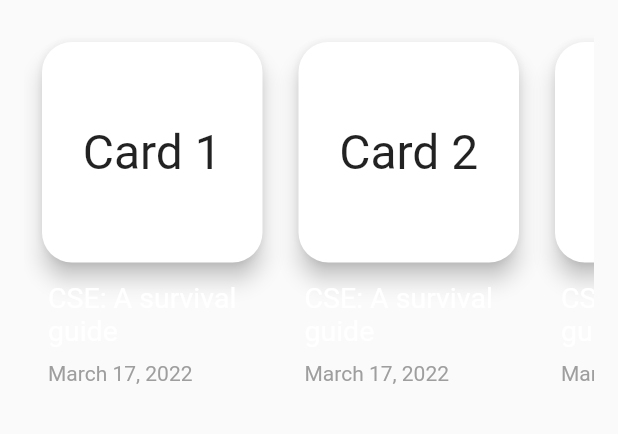
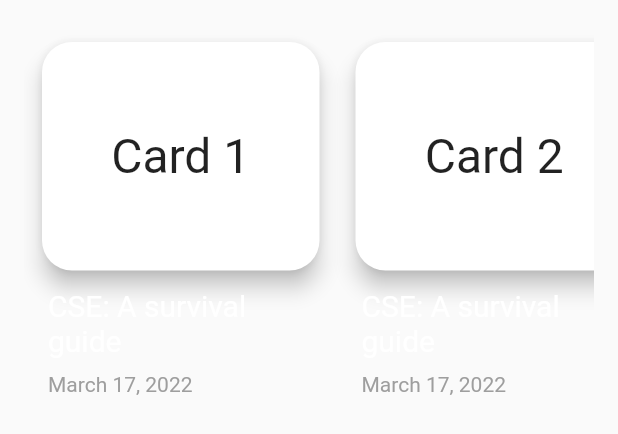
Before and after one commit to TheCraftOfCode/amrita_events_flutter, a Flutter app: the HorizontalPageView widget shown alone on an empty page, opened directly, on a phone screen of 412 x 824 dp. Shown: the top 434 px of the screen. Run offline on Flutter 3.47's test engine with Material 2 defaults, Android fonts, the phone set to English and light mode, and no system bars; drawn by our look-alikes of auto_size_text; our stand-ins replace flutter_svg, font_awesome_flutter, google_fonts, smooth_page_indicator; missing offline and left inert: morphable_shape.

Commit message:
Changed home page design to avoid overflow in all dimensions

```diff
--- a/lib/screens/events_home.dart
+++ b/lib/screens/events_home.dart
@@ -2,7 +2,6 @@ import 'package:amrita_events_flutter/utils/colors.dart' as colors;
 import 'package:amrita_events_flutter/widgets/custom_sliver_widget.dart';
 import 'package:amrita_events_flutter/widgets/starred_card.dart';
 import 'package:amrita_events_flutter/widgets/top_bar_widget.dart';
-import 'package:auto_size_text/auto_size_text.dart';
 import 'package:flutter/material.dart';
 import 'package:google_fonts/google_fonts.dart';
 
@@ -36,15 +35,42 @@ class _EventsHomeState extends State<EventsHome> {
   Widget build(BuildContext context) {
     return Scaffold(
       backgroundColor: colors.scaffoldColor,
-      body: CustomSliverView(
+      body: const CustomSliverView(
         columnList: [
-          const TopBarWidget(
+          TopBarWidget(
             icon: Icons.home_outlined,
             title: 'Events',
           ),
-          widget.yesEvents == false
-              ? const YesEventsWidget()
-              : const NoEventsWidget()
+          HorizontalPageView(),
+          HorizontalPageView(),
+          StarCard(
+            date: 'title',
+            time: 'time',
+            eventName: 'title',
+          ),
+          StarCard(
+            date: 'title',
+            time: 'time',
+            eventName: 'title',
+          ),
+          StarCard(
+            date: 'title',
+            time: 'time',
+            eventName: 'title',
+          ),
+          StarCard(
+            date: 'title',
+            time: 'time',
+            eventName: 'title',
+          ),
+          StarCard(
+            date: 'title',
+            time: 'time',
+            eventName: 'title',
+          ),
+          // widget.yesEvents == false
+          //     ? const YesEventsWidget()
+          //     : const NoEventsWidget()
         ],
       ),
     );
@@ -65,26 +91,22 @@ class _HorizontalPageViewState extends State<HorizontalPageView> {
   @override
   Widget build(BuildContext context) {
     return SizedBox(
-      height: 280, // card height
+      height: (MediaQuery.of(context).size.height * 0.7) / 2,
       child: Padding(
         padding: const EdgeInsets.all(16.0),
         child: PageView.builder(
           padEnds: false,
           itemCount: 10,
-          controller: PageController(viewportFraction: 0.45),
+          controller: PageController(viewportFraction: 0.55),
           onPageChanged: (int index) => setState(() => _index = index),
           itemBuilder: (_, i) {
             return Padding(
               padding: const EdgeInsets.all(8.0),
-              child: LayoutBuilder(
-                builder: (context, constraints) {
-                  return Column(
+              child: Column(
                 mainAxisAlignment: MainAxisAlignment.start,
                 crossAxisAlignment: CrossAxisAlignment.start,
                 children: [
-                      SizedBox(
-                        width: constraints.minWidth,
-                        height: constraints.minWidth,
+                  Expanded(
                     child: Card(
                       elevation: 6,
                       shape: RoundedRectangleBorder(
@@ -99,28 +121,23 @@ class _HorizontalPageViewState extends State<HorizontalPageView> {
                   ),
                   const Padding(
                     padding: EdgeInsets.only(left: 8, top: 8),
-                        child: AutoSizeText(
+                    child: Text(
                       "CSE: A survival guide",
-                          style: TextStyle(color: Colors.white),
+                      maxLines: 2,
+                      style: TextStyle(color: Colors.white, fontSize: 20),
                       overflow: TextOverflow.ellipsis,
-                          maxFontSize: 22,
-                          maxLines: 2,
-                          minFontSize: 19,
                     ),
                   ),
                   const Padding(
                     padding: EdgeInsets.only(left: 8, top: 10),
-                        child: AutoSizeText(
+                    child: Text(
                       "March 17, 2022",
                       overflow: TextOverflow.ellipsis,
                       style: TextStyle(color: Colors.grey),
                       maxLines: 1,
-                          maxFontSize: 20,
                     ),
-                      )
+                  ),
                 ],
-                  );
-                }
               ),
             );
           },
```
Lines whose indentation alone changed are shown as unchanged.
